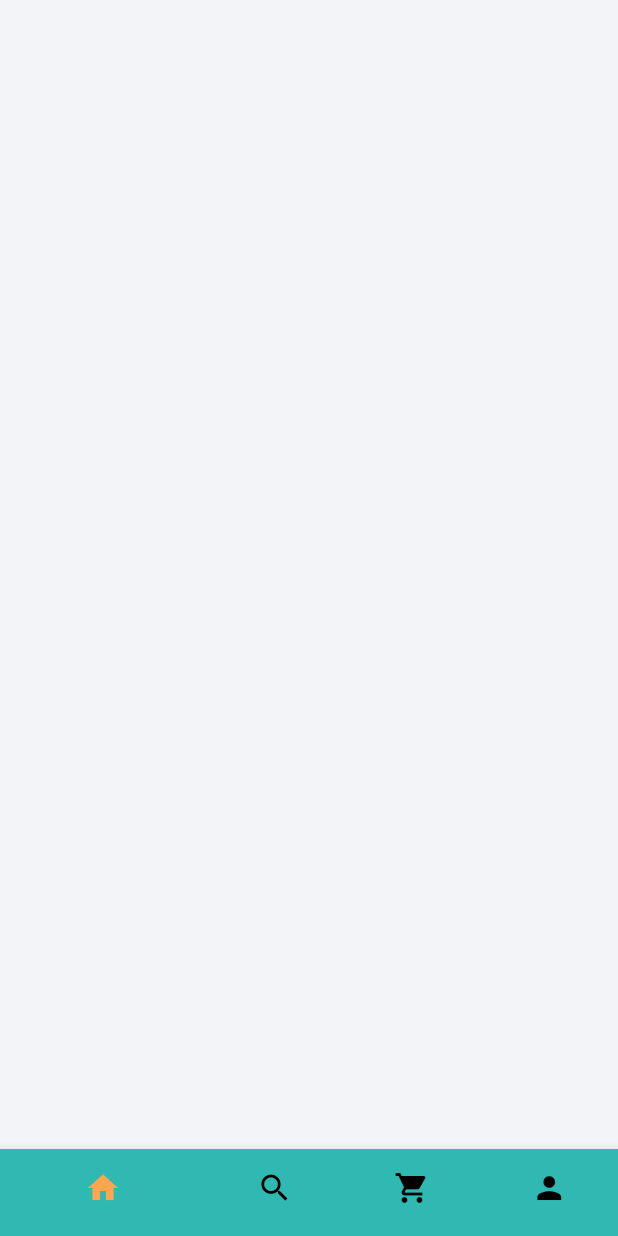
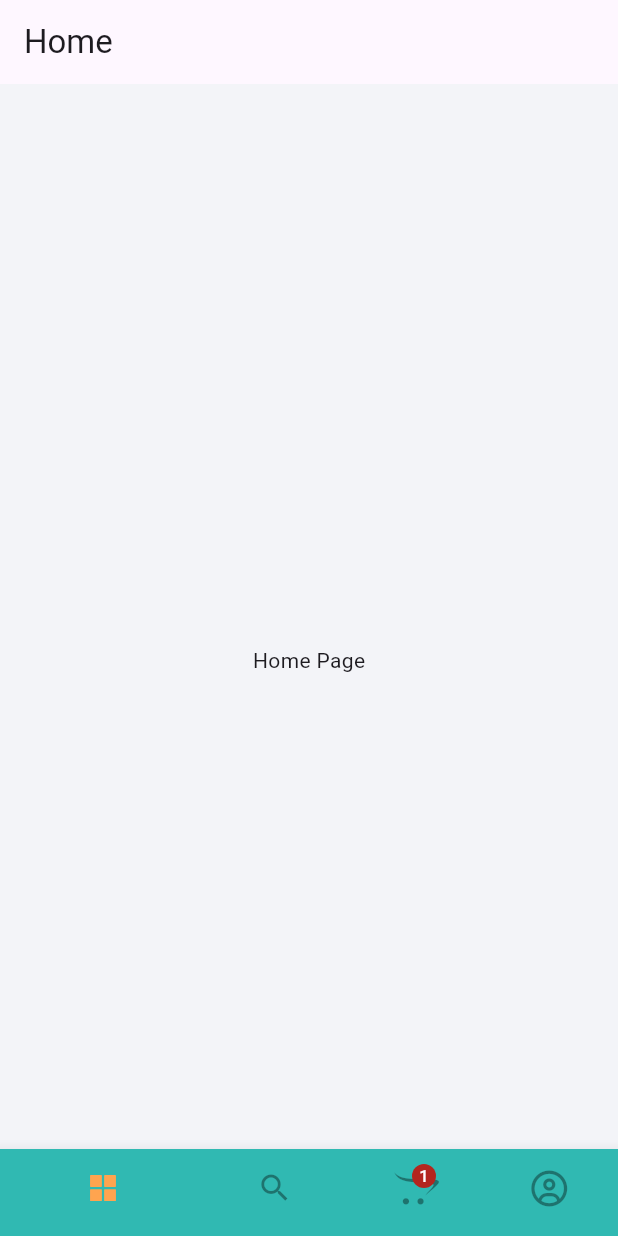
Before and after one commit to Dimmlul/food_app, a Flutter app: the screen it shows after launch, on a phone screen of 412 x 824 dp. Run offline on Flutter 3.47's test engine with Material 3 defaults, Android fonts, the phone set to English and light mode, and no system bars; our stand-ins replace flutter_screenutil, flutter_vector_icons, get.

```diff
--- a/analysis_options.yaml
+++ b/analysis_options.yaml
@@ -11,6 +11,7 @@
 analyzer:
   errors:
     avoid_print: ignore
+    must_be_immutable: ignore
 include: package:flutter_lints/flutter.yaml
 
 linter:
--- /dev/null
+++ b/lib/home/home_page.dart
@@ -0,0 +1,17 @@
+import 'package:flutter/material.dart';
+
+class HomePage extends StatelessWidget {
+  const HomePage({super.key});
+
+  @override
+  Widget build(BuildContext context) {
+    return Scaffold(
+      appBar: AppBar(
+        title:const Text ('Home'),
+      ),
+      body: const Center(
+        child: Text('Home Page'),
+      ),
+    );
+  }
+}
--- a/lib/main.dart
+++ b/lib/main.dart
@@ -1,40 +1,35 @@
-
 import 'package:flutter/material.dart';
 import 'package:flutter_screenutil/flutter_screenutil.dart';
 import 'package:food_app/constants/constants.dart';
 import 'package:food_app/views/entrypoint.dart';
-import 'package:get/get_navigation/src/root/get_material_app.dart';
+import 'package:get/get.dart';
 
-Widget defaultHome = const MainScreen();
+Widget defaultHome =  MainScreen();
 void main() {
-  runApp( const MyApp());
+  runApp(const MyApp());
 }
 
 class MyApp extends StatelessWidget {
-  const MyApp({super.key});
+  const MyApp({Key? key}) : super(key: key);
 
   @override
   Widget build(BuildContext context) {
-    //Set the fit size (Find your UI design, look at the dimensions of the device screen and fill it in,unit in dp)
     return ScreenUtilInit(
       designSize: const Size(375, 825),
       minTextAdapt: true,
       splitScreenMode: true,
-      // Use builder only if you need to use library outside ScreenUtilInit context
-      builder: (context , child) {
+      builder: (context, child) {
         return GetMaterialApp(
           debugShowCheckedModeBanner: false,
-          title: 'Foodly',
+          title: 'food_app',
           // You can use the library anywhere in the app even in theme
           theme: ThemeData(
-          scaffoldBackgroundColor: kOffWhite,
-          iconTheme: const IconThemeData(color: kDark),
-          primarySwatch: Colors.grey,
-          ),
-          home: child,
+              scaffoldBackgroundColor: kOffWhite,
+              iconTheme: const IconThemeData(color: kDark),
+              primarySwatch: Colors.grey),
+          home: defaultHome,
         );
       },
-      child: defaultHome,
     );
   }
 }
--- a/lib/views/entrypoint.dart
+++ b/lib/views/entrypoint.dart
@@ -1,11 +1,23 @@
 import 'package:flutter/material.dart';
+import 'package:food_app/cart/cart_page.dart';
 import 'package:food_app/constants/constants.dart';
 import 'package:food_app/controllers/tab_index_controller.dart';
+import 'package:food_app/home/home_page.dart';
+import 'package:food_app/profile/profile_page.dart';
+import 'package:food_app/search/search_page.dart';
 import 'package:get/get.dart';
+import 'package:flutter_vector_icons/flutter_vector_icons.dart';
 
+// ignore: must_be_immutable
+class MainScreen extends StatelessWidget {
+  MainScreen({super.key});
 
-class MainScreen extends StatelessWidget {
-  const MainScreen({super.key});
+  List<Widget> pageList = [
+    HomePage(),
+    SearchPage(),
+    CartPage(),
+    ProfilePage(),
+  ];
 
   @override
   Widget build(BuildContext context) {
@@ -13,39 +25,44 @@ class MainScreen extends StatelessWidget {
     return Obx(() => Scaffold(
           body: Stack(
             children: [
-          Container(
-            height: height,
-            width: width,
-            color: kOffWhite,
-          ),
+              pageList [controller.tabIndex],
               Align(
                 alignment: Alignment.bottomCenter,
                 child: Theme(
-              data: Theme.of(context).copyWith(
-                canvasColor: (kPrimary),
-              ),
+                    data: Theme.of(context).copyWith(canvasColor: kPrimary),
                     child: BottomNavigationBar(
                       showSelectedLabels: false,
                       showUnselectedLabels: false,
-                unselectedIconTheme: const IconThemeData(color: Colors.black),
+                      unselectedIconTheme:
+                          const IconThemeData(color: Colors.black38),
                       selectedIconTheme: const IconThemeData(color: kSecondary),
-                onTap: (value){
+                      onTap: (value) {
                         controller.setTabIndex = value;
                       },
-
                       currentIndex: controller.tabIndex,
-                items: const [
-                  BottomNavigationBarItem(icon: Icon(Icons.home), label: 'Home'),
-                  BottomNavigationBarItem(icon: Icon(Icons.search), label: 'Search'),
-                  BottomNavigationBarItem(icon: Icon(Icons.shopping_cart), label: 'Cart'),
-                  BottomNavigationBarItem(icon: Icon(Icons.person), label: 'Profile'),
+                      items: [
+                        BottomNavigationBarItem(
+                            icon: controller.tabIndex == 0
+                                ? const Icon(AntDesign.appstore1)
+                                : const Icon(AntDesign.appstore_o),
+                            label: 'Home'),
+                        const BottomNavigationBarItem(
+                            icon: Icon(Icons.search), label: 'Search'),
+                        const BottomNavigationBarItem(
+                            icon: Badge(
+                                label: Text('1'),
+                                child: Icon(FontAwesome.opencart)),
+                            label: 'Cart'),
+                        BottomNavigationBarItem(
+                            icon: controller.tabIndex == 3
+                                ? const Icon(FontAwesome.user_circle)
+                                : const Icon(FontAwesome.user_circle_o),
+                            label: 'Profile'),
+                      ],
+                    )),
+              )
             ],
           ),
-            ),
-          ),
-        ],
-      ),
-    )
-    );
+        ));
   }
 }
```
Also changed, not shown: lib/cart/cart_page.dart (added, +17 -0 lines), lib/common/custom_container.dart (added, +31 -0 lines), lib/profile/profile_page.dart (added, +17 -0 lines), lib/search/search_page.dart (added, +17 -0 lines). Lines whose indentation alone changed are shown as unchanged.
